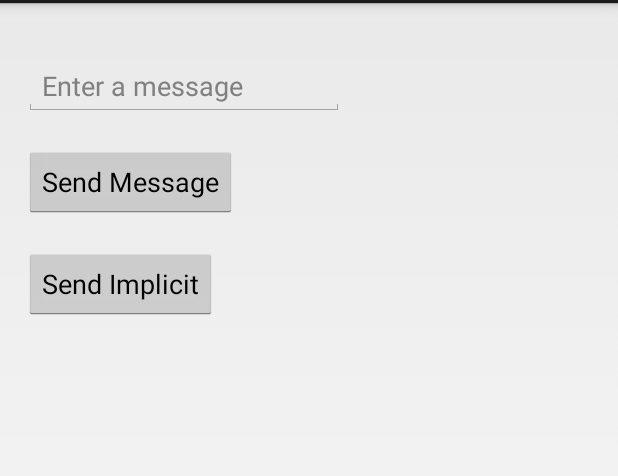
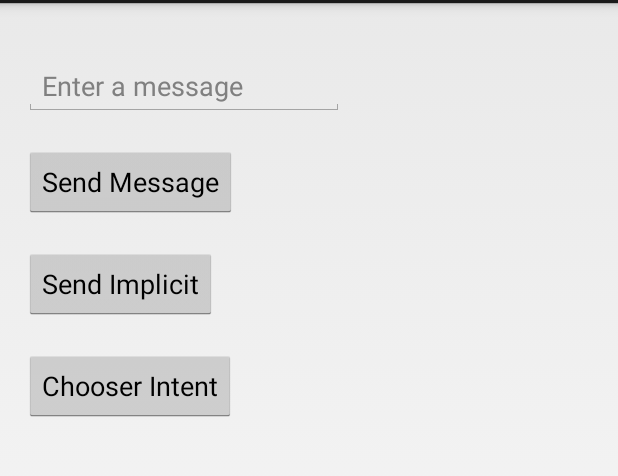
Before and after one commit to sujk2k/hello-world, an Android app: the screen it shows after launch (CreateMessageActivity), on a phone screen of 412 x 824 dp, the part 69-545 px from its top. Run offline under Robolectric (Android 15) with nearby library versions, the phone set to English and light mode, and no system bars.

Commit message:
Chooser intent related functionality added

```diff
--- a/head-first-android/MyMessenger/app/src/main/res/layout/activity_create_message.xml
+++ b/head-first-android/MyMessenger/app/src/main/res/layout/activity_create_message.xml
@@ -33,4 +33,12 @@
             android:onClick="onSendMessageImplicit"
             android:text="@string/sendImplicit"/>
 
+    <Button
+        android:id="@+id/sendToChooser"
+        android:layout_width="wrap_content"
+        android:layout_height="wrap_content"
+        android:layout_marginTop="20dp"
+        android:onClick="onSendToChooser"
+        android:text="@string/chooserIntent"/>
+
 </LinearLayout>
--- a/head-first-android/MyMessenger/app/src/main/res/values/strings.xml
+++ b/head-first-android/MyMessenger/app/src/main/res/values/strings.xml
@@ -3,4 +3,6 @@
     <string name="send">Send Message</string>
     <string name="sendImplicit">Send Implicit</string>
     <string name="hint">Enter a message</string>
+    <string name="chooserIntent">Chooser Intent</string>
+    <string name="chooser">Send message via...</string>
 </resources>
```
Also changed, not shown: head-first-android/MyMessenger/app/src/main/java/com/sujk2k/hello/mymessenger/CreateMessageActivity.java (+18 -0 lines).
